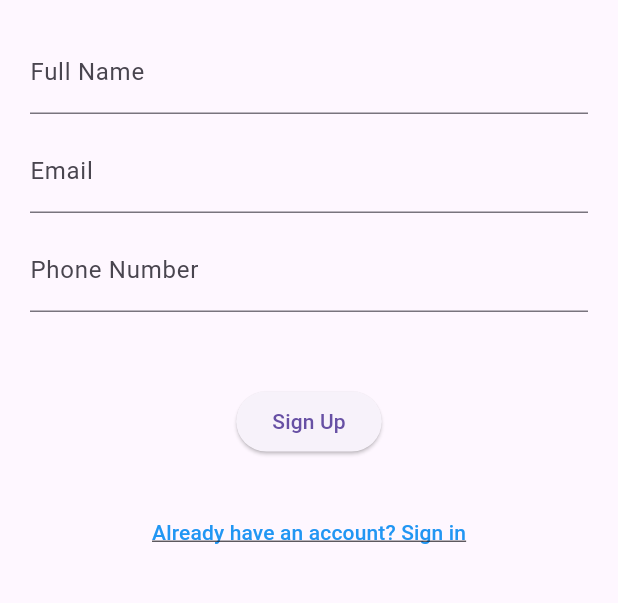
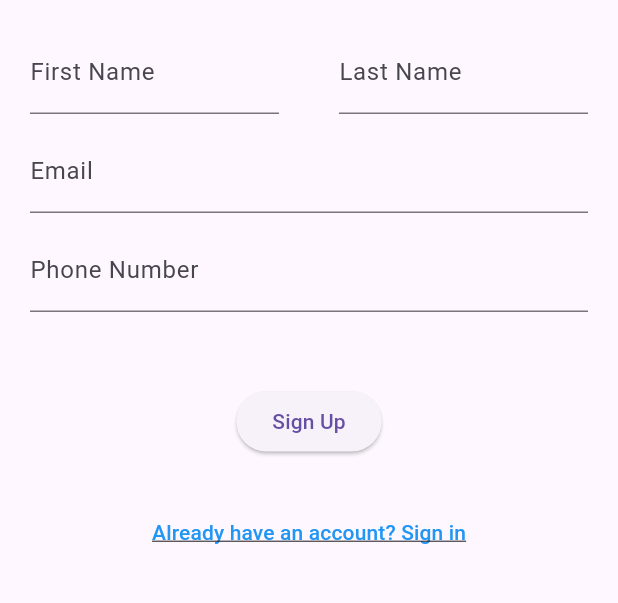
Before and after one commit to RSAnjum/ManzilNOW, a Flutter app: the SignUp screen opened directly, on a phone screen of 412 x 824 dp, the part 414-1017 px from its top. Run offline on Flutter 3.47's test engine with Material 3 defaults, Android fonts, the phone set to English and light mode, and no system bars.

Commit message:
without nav

```diff
--- a/manzilnow/lib/signup.dart
+++ b/manzilnow/lib/signup.dart
@@ -37,13 +37,29 @@ class _SignUpState extends State<SignUp> {
               ),
             ),
             const SizedBox(height: 20),
-            Container(
-              margin: const EdgeInsets.symmetric(horizontal: 20),
-              child: const TextField(
-                decoration: InputDecoration(
-                  labelText: 'Full Name',
+            Row(
+              children: [
+                Expanded(
+                  child: Container(
+                    margin: const EdgeInsets.symmetric(horizontal: 20),
+                    child: TextField(
+                      decoration: const InputDecoration(
+                        labelText: 'First Name',
+                      ),
+                    ),
+                  ),
                 ),
-              ),
+                Expanded(
+                  child: Container(
+                    margin: const EdgeInsets.symmetric(horizontal: 20),
+                    child: TextField(
+                      decoration: const InputDecoration(
+                        labelText: 'Last Name',
+                      ),
+                    ),
+                  ),
+                ),
+              ],
             ),
             const SizedBox(height: 10),
             Container(
```
Also changed, not shown: manzilnow/lib/homepage.dart (+11 -25 lines), manzilnow/lib/updateprf.dart (added, +128 -0 lines).
